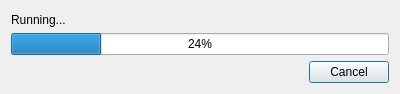
Qt form ui_resources/progress_bar.ui (Tyronitar/rfsoc-interface) before a commit.
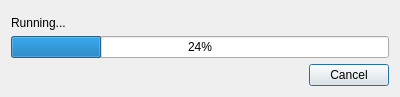
The same form after that commit.

The edit to the form file:
```diff
--- a/ui_resources/progress_bar.ui
+++ b/ui_resources/progress_bar.ui
@@ -7,7 +7,7 @@
     <x>0</x>
     <y>0</y>
     <width>400</width>
-    <height>94</height>
+    <height>97</height>
    </rect>
   </property>
   <property name="windowTitle">
```
Left out of the diff: 2 changed lines with no effect on the pictures.
